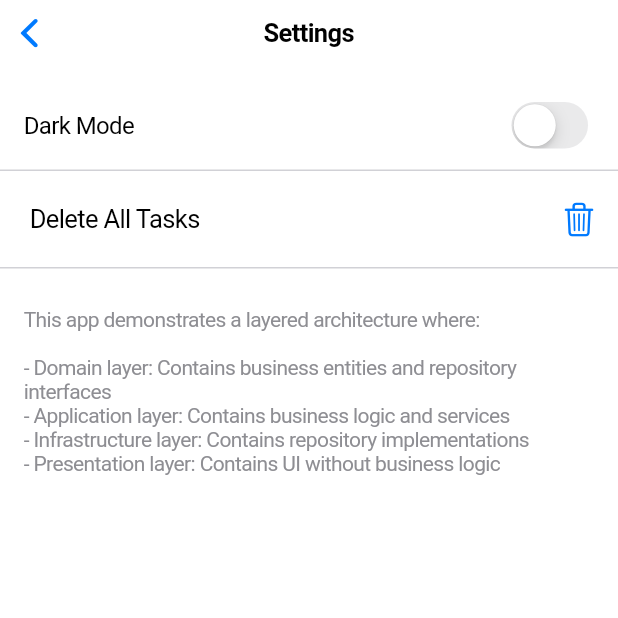
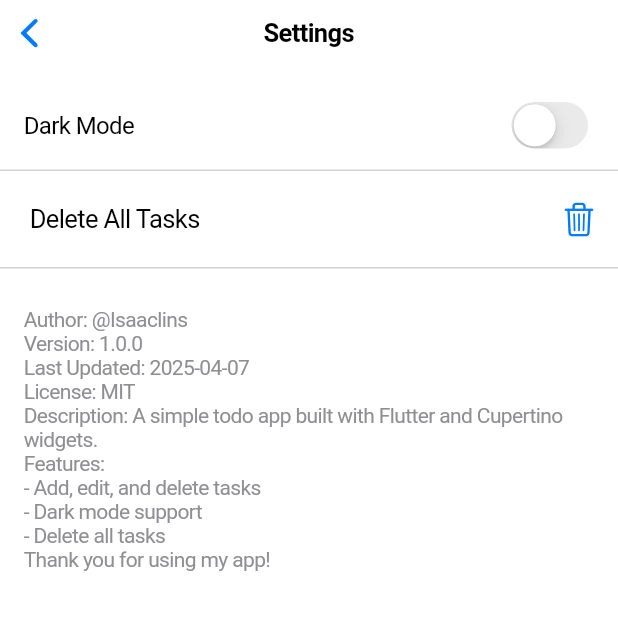
Before and after one commit to isaaclins/LB-B-335, a Flutter app: the SettingsScreen screen opened directly, on a phone screen of 412 x 824 dp, the top half of it. Run offline on Flutter 3.47's test engine with Material 3 defaults, Android fonts, the phone set to English and light mode, and no system bars; our stand-ins replace flutter_svg, shared_preferences; accounts and stored records are empty.

Commit message:
docs: update app information in settings screen with author, version, last updated date, license, and features

```diff
--- a/todoapp/lib/presentation/screens/settings_screen.dart
+++ b/todoapp/lib/presentation/screens/settings_screen.dart
@@ -77,11 +77,16 @@ class SettingsScreen extends StatelessWidget {
                 const Padding(
                   padding: EdgeInsets.all(16.0),
                   child: Text(
-                    'This app demonstrates a layered architecture where:\n\n'
-                    '- Domain layer: Contains business entities and repository interfaces\n'
-                    '- Application layer: Contains business logic and services\n'
-                    '- Infrastructure layer: Contains repository implementations\n'
-                    '- Presentation layer: Contains UI without business logic',
+                    'Author: @Isaaclins\n'
+                    'Version: 1.0.0\n'
+                    'Last Updated: 2025-04-07\n'
+                    'License: MIT\n'
+                    'Description: A simple todo app built with Flutter and Cupertino widgets.\n'
+                    'Features:\n'
+                    '- Add, edit, and delete tasks\n'
+                    '- Dark mode support\n'
+                    '- Delete all tasks\n'
+                    'Thank you for using my app!',
                     style: TextStyle(
                       color: CupertinoColors.systemGrey,
                       fontSize: 14,
```
